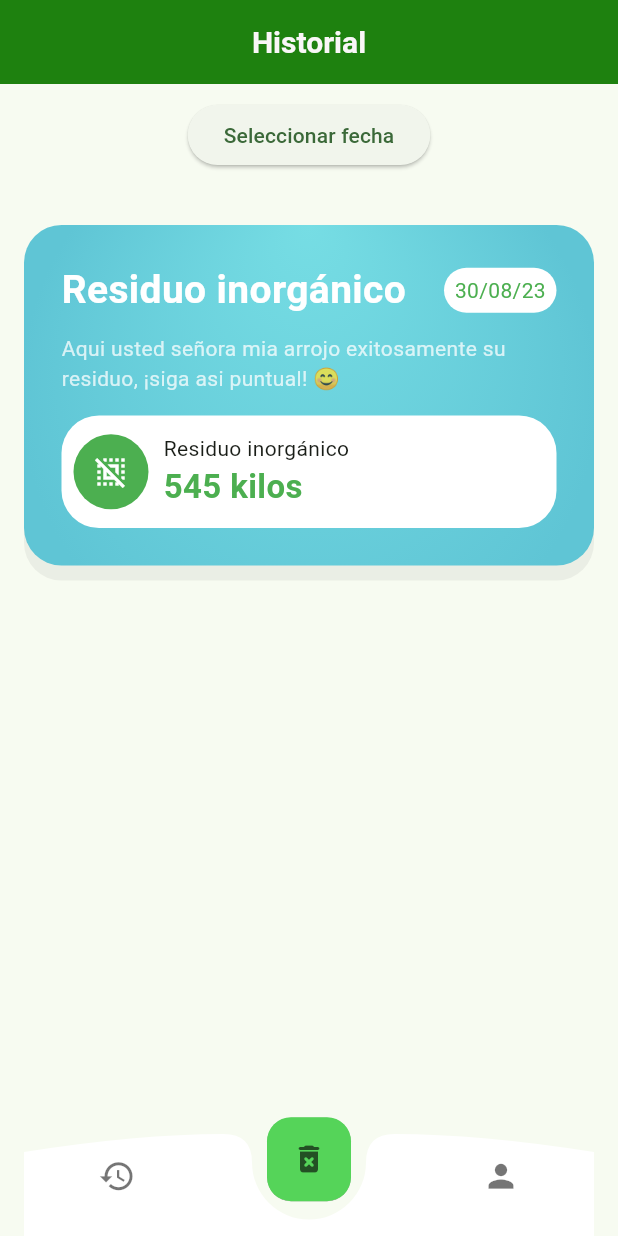
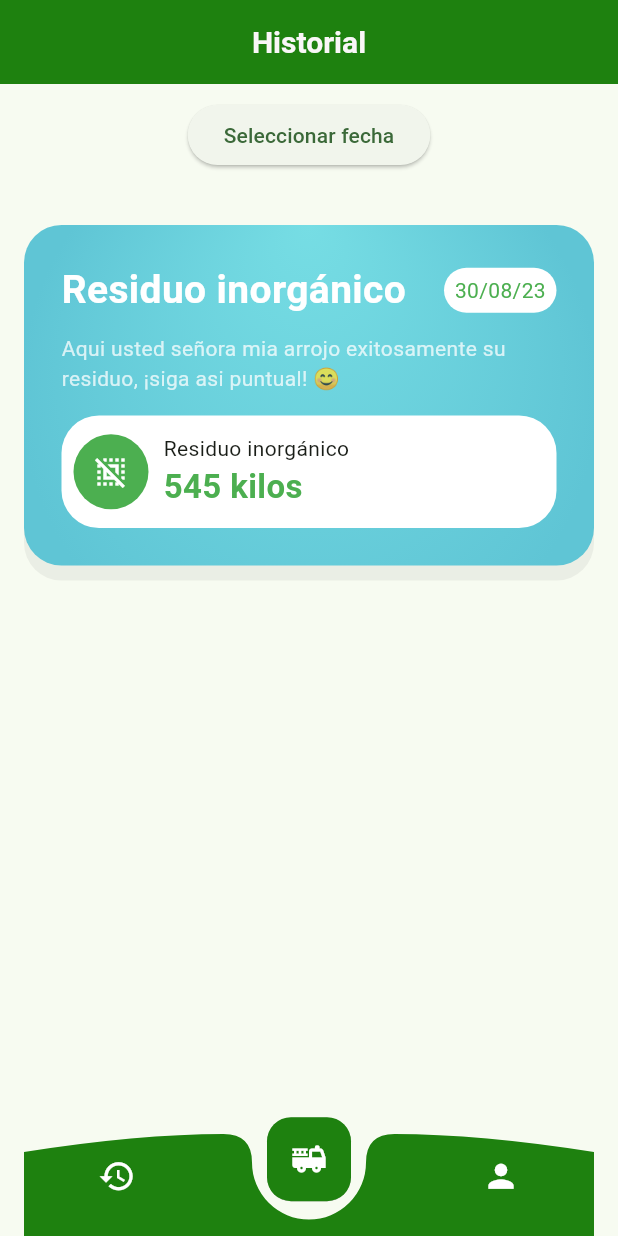
Before and after one commit to RICHAR-PROG/tuapp, a Flutter app: the HistoryScreen screen opened directly, on a phone screen of 412 x 824 dp. Run offline on Flutter 3.47's test engine with Material 3 defaults, Android fonts, the phone set to English and light mode, and no system bars; our stand-ins replace firebase_auth, firebase_core, google_maps_flutter; accounts and stored records are empty; Roboto replaces fonts that are missing (addressCity).

```diff
--- a/lib/presentation/screens/options.dart
+++ b/lib/presentation/screens/options.dart
@@ -21,10 +21,10 @@ class _BottomNavBarCurvedFb1State extends State<BottomNavBarCurvedFb1> {
     Size size = MediaQuery.of(context).size;
     double height = 56;
 
-    const primaryColor = Color.fromARGB(255, 85, 212, 89);
-    const secondaryColor = Colors.black54;
+    const primaryColor = Color.fromRGBO(30, 129, 15, 1.0);
+    const secondaryColor = Colors.white;
     // const  accentColor = const Color(0xffffffff);
-    const backgroundColor = Colors.white;
+    const backgroundColor = Color.fromRGBO(30, 129, 15, 1.0);
 
     return BottomAppBar(
       color: Colors.transparent,
@@ -47,7 +47,7 @@ class _BottomNavBarCurvedFb1State extends State<BottomNavBarCurvedFb1> {
                         builder: (context) => const RequestCollect()),
                   );
                 },
-                child: const Icon(Icons.delete_forever_rounded)),
+                child: const Icon(Icons.fire_truck,color: Colors.white,)),
           ),
           SizedBox(
             height: height,
@@ -67,9 +67,7 @@ class _BottomNavBarCurvedFb1State extends State<BottomNavBarCurvedFb1> {
                     },
                     defaultColor: secondaryColor,
                     selectedColor: primaryColor),
-
                 const SizedBox(width: 56),
-
                 NavBarIcon(
                   text: "Perfil",
                   icon: Icons.person,
@@ -147,8 +145,8 @@ class NavBarIcon extends StatelessWidget {
       required this.icon,
       required this.selected,
       required this.onPressed,
-      this.selectedColor = const Color.fromARGB(255, 85, 212, 89),
-      this.defaultColor = Colors.black54})
+      this.selectedColor = const Color.fromARGB(255, 0, 0, 0),
+      this.defaultColor = const Color.fromARGB(255, 255, 255, 255)})
       : super(key: key);
   final String text;
   final IconData icon;
@@ -164,8 +162,8 @@ class NavBarIcon extends StatelessWidget {
       children: [
         IconButton(
           onPressed: onPressed,
-          splashColor: Colors.grey,
-          highlightColor: Colors.grey,
+          splashColor: Colors.black,
+          highlightColor: Colors.black,
           icon: Icon(
             icon,
             size: 25,
```
